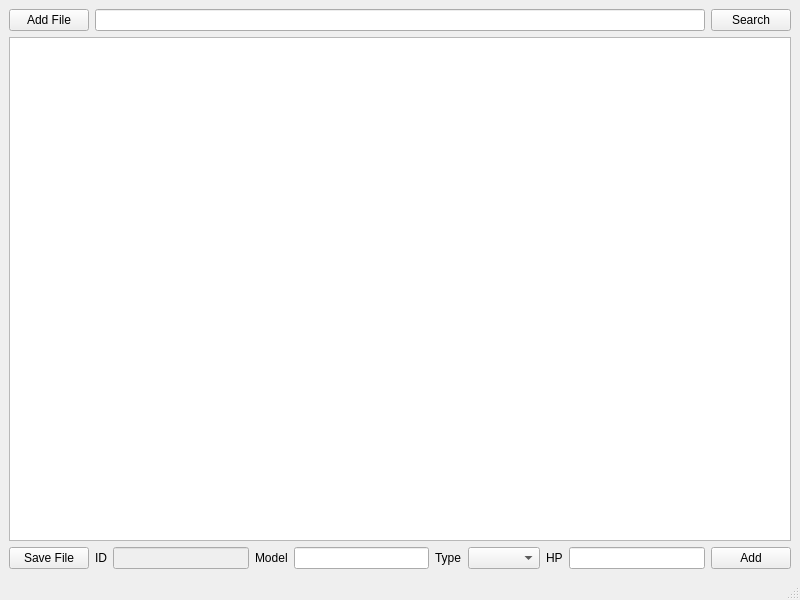
This is mainwindow.ui in P0m1dOr/test3 as Qt 5 draws it before an edit. The edited form follows.
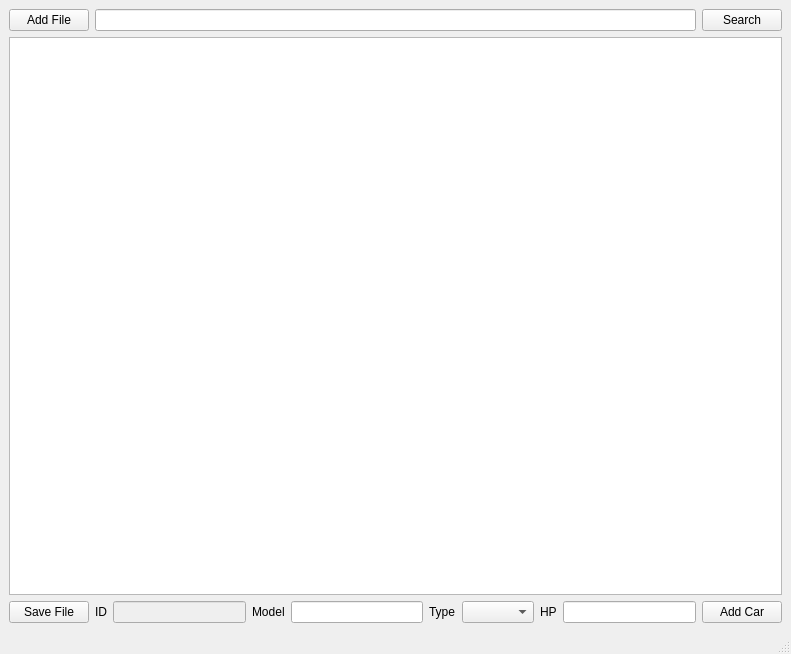
This is the edited form.

The edit to the form file:
```diff
--- a/mainwindow.ui
+++ b/mainwindow.ui
@@ -2,15 +2,12 @@
 <ui version="4.0">
  <class>MainWindow</class>
  <widget class="QMainWindow" name="MainWindow">
-  <property name="enabled">
-   <bool>true</bool>
-  </property>
   <property name="geometry">
    <rect>
     <x>0</x>
     <y>0</y>
-    <width>800</width>
-    <height>600</height>
+    <width>791</width>
+    <height>654</height>
    </rect>
   </property>
   <property name="windowTitle">
@@ -28,17 +25,10 @@
        </widget>
       </item>
       <item>
-       <widget class="QLineEdit" name="editSearch">
-        <property name="enabled">
-         <bool>true</bool>
-        </property>
-       </widget>
+       <widget class="QLineEdit" name="editSearch"/>
       </item>
       <item>
        <widget class="QPushButton" name="searchButton">
-        <property name="enabled">
-         <bool>true</bool>
-        </property>
         <property name="text">
          <string>Search</string>
         </property>
@@ -49,21 +39,17 @@
     <item>
      <layout class="QHBoxLayout" name="horizontalLayout_2">
       <item>
-       <widget class="QTableWidget" name="tableOutput">
-        <property name="enabled">
-         <bool>true</bool>
-        </property>
-       </widget>
+       <widget class="QTableWidget" name="tableOutput"/>
       </item>
      </layout>
     </item>
     <item>
-     <layout class="QHBoxLayout" name="horizontalLayout_3">
+     <layout class="QHBoxLayout" name="horizontalLayout_3"/>
+    </item>
+    <item>
+     <layout class="QHBoxLayout" name="horizontalLayout_4">
       <item>
        <widget class="QPushButton" name="saveFileButton">
-        <property name="enabled">
-         <bool>true</bool>
-        </property>
         <property name="text">
          <string>Save File</string>
         </property>
@@ -81,9 +67,6 @@
         <property name="enabled">
          <bool>false</bool>
         </property>
-        <property name="readOnly">
-         <bool>true</bool>
-        </property>
        </widget>
       </item>
       <item>
@@ -94,11 +77,7 @@
        </widget>
       </item>
       <item>
-       <widget class="QLineEdit" name="nameEdit">
-        <property name="enabled">
-         <bool>true</bool>
-        </property>
-       </widget>
+       <widget class="QLineEdit" name="nameEdit"/>
       </item>
       <item>
        <widget class="QLabel" name="label_3">
@@ -108,11 +87,7 @@
        </widget>
       </item>
       <item>
-       <widget class="QComboBox" name="typePick">
-        <property name="enabled">
-         <bool>true</bool>
-        </property>
-       </widget>
+       <widget class="QComboBox" name="typePick"/>
       </item>
       <item>
        <widget class="QLabel" name="label_4">
@@ -122,19 +97,12 @@
        </widget>
       </item>
       <item>
-       <widget class="QLineEdit" name="hpEdit">
-        <property name="enabled">
-         <bool>true</bool>
-        </property>
-       </widget>
+       <widget class="QLineEdit" name="hpEdit"/>
       </item>
       <item>
        <widget class="QPushButton" name="addCarButton">
-        <property name="enabled">
-         <bool>true</bool>
-        </property>
         <property name="text">
-         <string>Add</string>
+         <string>Add Car</string>
         </property>
        </widget>
       </item>
```
Left out of the diff: 2 changed lines with no effect on the pictures.
